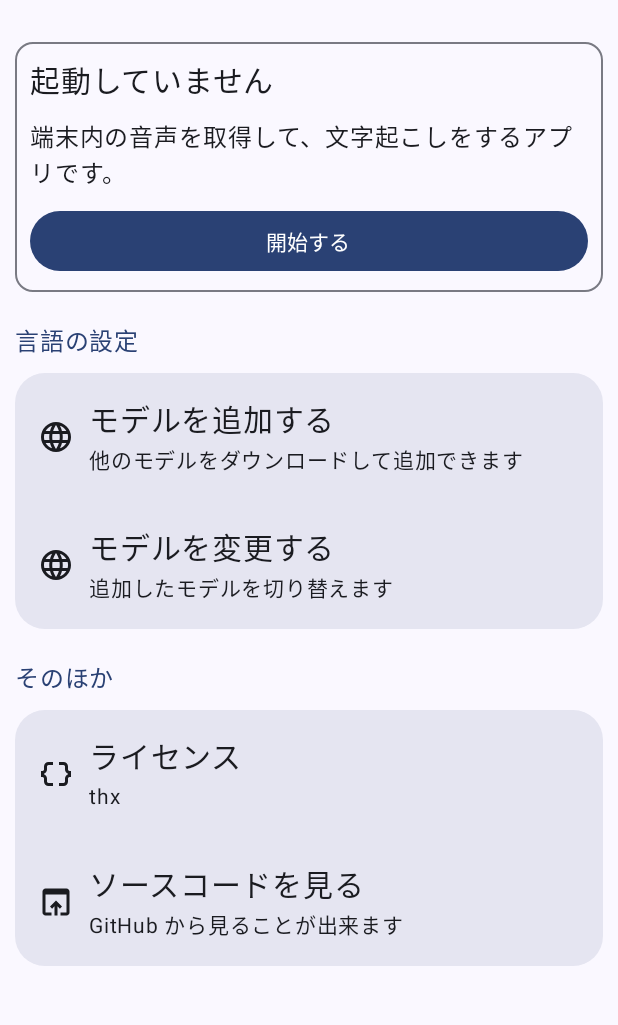
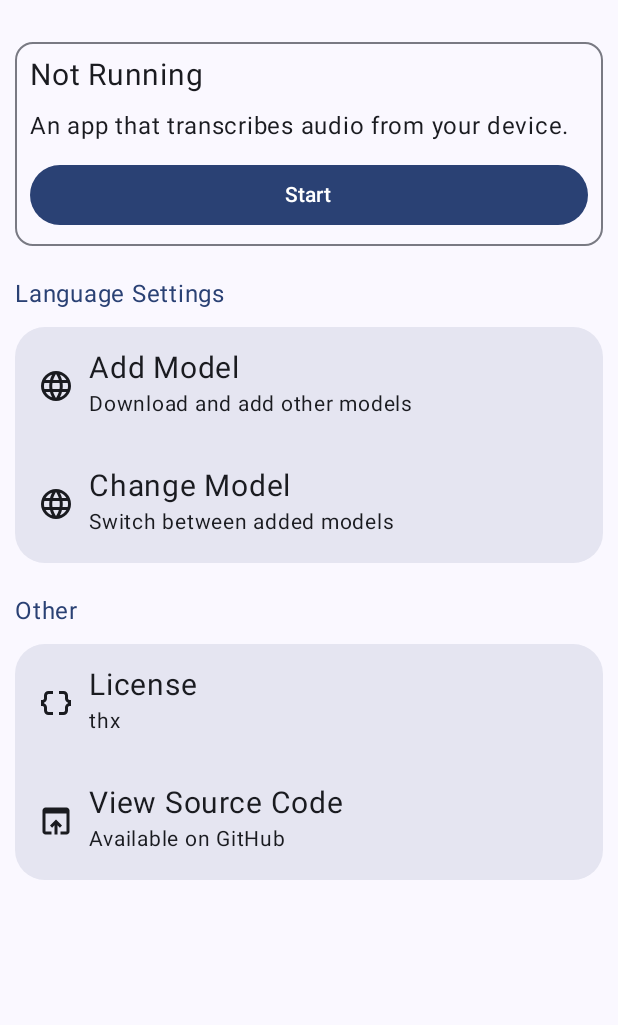
Before and after one commit to takusan23/Hiroid, an Android app built with Jetpack Compose: the HomeScreen screen opened through its navigation route, on a phone screen of 412 x 824 dp, the part 69-1094 px from its top. Run offline under Robolectric (Android 15) with nearby library versions, the phone set to English and light mode, and no system bars.

Commit message:
ろーからいず

```diff
--- a/app/build.gradle.kts
+++ b/app/build.gradle.kts
@@ -34,6 +34,9 @@ android {
     buildFeatures {
         compose = true
     }
+    androidResources {
+        generateLocaleConfig = true
+    }
 }
 
 dependencies {
--- a/app/src/main/java/io/github/takusan23/hiroid/VoskCaptionService.kt
+++ b/app/src/main/java/io/github/takusan23/hiroid/VoskCaptionService.kt
@@ -185,13 +185,13 @@ class VoskCaptionService : LifecycleService(), SavedStateRegistryOwner {
         val notificationManager = NotificationManagerCompat.from(this)
         if (notificationManager.getNotificationChannel(CHANNEL_ID) == null) {
             val channel = NotificationChannelCompat.Builder(CHANNEL_ID, NotificationManagerCompat.IMPORTANCE_LOW).apply {
-                setName("文字起こしサービス実行中")
+                setName(getString(R.string.vosk_caption_service_notification_channel_name))
             }.build()
             notificationManager.createNotificationChannel(channel)
         }
         val notification = NotificationCompat.Builder(this, CHANNEL_ID).apply {
-            setContentTitle("文字起こしサービス")
-            setContentText("端末内の音声を収集して、文字起こしをしています。")
+            setContentTitle(getString(R.string.vosk_caption_service_notification_title))
+            setContentText(getString(R.string.vosk_caption_service_notification_description))
             setSmallIcon(R.drawable.ic_launcher_foreground)
         }.build()
         ServiceCompat.startForeground(this, NOTIFICATION_ID, notification, ServiceInfo.FOREGROUND_SERVICE_TYPE_MEDIA_PROJECTION)
--- a/app/src/main/java/io/github/takusan23/hiroid/ui/screen/HomeScreen.kt
+++ b/app/src/main/java/io/github/takusan23/hiroid/ui/screen/HomeScreen.kt
@@ -82,7 +82,7 @@ fun HomeScreen(onNavigate: (Route) -> Unit) {
                     context = context,
                     inputStream = context.contentResolver.openInputStream(uri)!!
                 )
-                Toast.makeText(context, "追加しました", Toast.LENGTH_SHORT).show()
+                Toast.makeText(context, context.getString(R.string.home_screen_toast_model_added), Toast.LENGTH_SHORT).show()
             }
         }
     )
@@ -129,17 +129,17 @@ fun HomeScreen(onNavigate: (Route) -> Unit) {
                     modifier = Modifier
                         .padding(10.dp)
                         .fillMaxWidth(),
-                    title = "言語の設定"
+                    title = stringResource(R.string.home_screen_language_setting)
                 ) {
                     MenuItem(
-                        title = "モデルを追加する",
-                        description = "他のモデルをダウンロードして追加できます",
+                        title = stringResource(R.string.home_screen_menu_add_model),
+                        description = stringResource(R.string.home_screen_menu_add_model_description),
                         iconResId = R.drawable.language_24px,
                         onClick = { filePicker.launch(arrayOf("application/zip")) }
                     )
                     MenuItem(
-                        title = "モデルを変更する",
-                        description = "追加したモデルを切り替えます",
+                        title = stringResource(R.string.home_screen_menu_change_model),
+                        description = stringResource(R.string.home_screen_menu_change_model_description),
                         iconResId = R.drawable.language_24px,
                         onClick = { isShowModelBottomSheet.value = true }
                     )
@@ -151,17 +151,17 @@ fun HomeScreen(onNavigate: (Route) -> Unit) {
                     modifier = Modifier
                         .padding(10.dp)
                         .fillMaxWidth(),
-                    title = "そのほか"
+                    title = stringResource(R.string.home_screen_other)
                 ) {
                     MenuItem(
-                        title = "ライセンス",
-                        description = "thx",
+                        title = stringResource(R.string.home_screen_menu_license),
+                        description = stringResource(R.string.home_screen_menu_license_description),
                         iconResId = R.drawable.data_object_24px,
                         onClick = { onNavigate(Route.License) }
                     )
                     MenuItem(
-                        title = "ソースコードを見る",
-                        description = "GitHub から見ることが出来ます",
+                        title = stringResource(R.string.home_screen_menu_source_code),
+                        description = stringResource(R.string.home_screen_menu_source_code_description),
                         iconResId = R.drawable.open_in_browser_24px,
                         onClick = { context.startActivity(Intent(Intent.ACTION_VIEW, GitHubUrl.toUri())) }
                     )
@@ -184,24 +184,24 @@ private fun RunningCard(
         ) {
 
             Text(
-                text = if (isRunning) "実行中です" else "起動していません",
+                text = if (isRunning) stringResource(R.string.home_screen_running_card_running) else stringResource(R.string.home_screen_running_card_not_running),
                 fontSize = 20.sp
             )
-            Text(text = "端末内の音声を取得して、文字起こしをするアプリです。")
+            Text(text = stringResource(R.string.home_screen_running_card_description))
 
             if (isRunning) {
                 OutlinedButton(
                     modifier = Modifier.fillMaxWidth(),
                     onClick = onClick
                 ) {
-                    Text(text = "終了")
+                    Text(text = stringResource(R.string.home_screen_running_card_button_stop))
                 }
             } else {
                 Button(
                     modifier = Modifier.fillMaxWidth(),
                     onClick = onClick
                 ) {
-                    Text(text = "開始する")
+                    Text(text = stringResource(R.string.home_screen_running_card_button_start))
                 }
             }
         }
--- a/app/src/main/java/io/github/takusan23/hiroid/ui/screen/LicenseScreen.kt
+++ b/app/src/main/java/io/github/takusan23/hiroid/ui/screen/LicenseScreen.kt
@@ -12,15 +12,17 @@ import androidx.compose.material3.Text
 import androidx.compose.material3.TopAppBar
 import androidx.compose.runtime.Composable
 import androidx.compose.ui.Modifier
+import androidx.compose.ui.res.stringResource
 import androidx.compose.ui.unit.dp
 import androidx.compose.ui.unit.sp
+import io.github.takusan23.hiroid.R
 
 @OptIn(ExperimentalMaterial3Api::class)
 @Composable
 fun LicenseScreen() {
     Scaffold(
         topBar = {
-            TopAppBar(title = { Text(text = "ライセンス") })
+            TopAppBar(title = { Text(text = stringResource(R.string.lisence_screen_title)) })
         }
     ) { innerPadding ->
         LazyColumn(contentPadding = innerPadding) {
--- a/app/src/main/java/io/github/takusan23/hiroid/ui/screen/SetupScreen.kt
+++ b/app/src/main/java/io/github/takusan23/hiroid/ui/screen/SetupScreen.kt
@@ -34,6 +34,7 @@ import androidx.compose.ui.Alignment
 import androidx.compose.ui.Modifier
 import androidx.compose.ui.platform.LocalContext
 import androidx.compose.ui.res.painterResource
+import androidx.compose.ui.res.stringResource
 import androidx.compose.ui.unit.dp
 import androidx.compose.ui.unit.sp
 import androidx.core.net.toUri
@@ -53,7 +54,7 @@ fun SetupScreen(onComplete: () -> Unit) {
 
     Scaffold(
         topBar = {
-            TopAppBar(title = { Text(text = "初期設定") })
+            TopAppBar(title = { Text(text = stringResource(R.string.setup_screen_title)) })
         }
     ) { innerPadding ->
         LazyColumn(contentPadding = innerPadding) {
@@ -88,7 +89,7 @@ fun SetupScreen(onComplete: () -> Unit) {
                         enabled = isAllPermissionGranted.value && isPreparedModel.value,
                         onClick = onComplete
                     ) {
-                        Text(text = "はじめる")
+                        Text(text = stringResource(R.string.setup_button_start))
                     }
                 }
             }
@@ -109,7 +110,7 @@ private fun VoskModelCard(
 
     // onComplete を呼ぶ
     LaunchedEffect(key1 = Unit) {
-        snapshotFlow { isPreparedModel.value }.first { it /* == true */ }
+        snapshotFlow { isPreparedModel.value }.first { it }
         onComplete()
     }
 
@@ -136,11 +137,11 @@ private fun VoskModelCard(
         ) {
 
             Text(
-                text = "音声認識のモデルをダウンロードしてください",
+                text = stringResource(R.string.setup_button_vosk_model_card_title),
                 fontSize = 20.sp
             )
             Text(
-                text = "ブラウザを開き、使いたい言語のモデルをダウンロードしてください。ダウンロードしたらボタンを押して、ダウンロードしたモデルの zip を選んでください。"
+                text = stringResource(R.string.setup_button_vosk_model_card_description)
             )
 
             OutlinedButton(onClick = { context.startActivity(Intent(Intent.ACTION_VIEW, ModelDownloadLink.toUri())) }) {
@@ -149,10 +150,10 @@ private fun VoskModelCard(
                     contentDescription = null
                 )
                 Spacer(modifier = Modifier.width(ButtonDefaults.IconSpacing))
-                Text(text = "ブラウザを開く")
+                Text(text = stringResource(R.string.setup_button_vosk_model_button_open_browser))
             }
             Button(onClick = { filePicker.launch(arrayOf("application/zip")) }) {
-                Text(text = "ダウンロードしたモデルを選ぶ")
+                Text(text = stringResource(R.string.setup_button_vosk_model_button_select_model))
             }
 
             if (isProgress.value) {
@@ -173,8 +174,8 @@ private fun PermissionCard(
 
     // onComplete を呼ぶ
     LaunchedEffect(key1 = Unit) {
-        snapshotFlow { isRecordGranted.value }.first { it /* == true */ }
-        snapshotFlow { isOverlayWindowGranted.value }.first { it /* == true */ }
+        snapshotFlow { isRecordGranted.value }.first { it }
+        snapshotFlow { isOverlayWindowGranted.value }.first { it }
         onComplete()
     }
 
@@ -194,11 +195,11 @@ private fun PermissionCard(
         ) {
 
             Text(
-                text = "必要な権限の付与",
+                text = stringResource(R.string.setup_screen_permission_card_title),
                 fontSize = 20.sp
             )
             Text(
-                text = "このアプリでは、端末内で再生されている音声の取得のために、録音権限が必要です。また、画面の上に字幕を表示するため、オーバーレイ権限も必要です。"
+                text = stringResource(R.string.setup_button_permission_card_description)
             )
 
             Row(verticalAlignment = Alignment.CenterVertically) {
@@ -211,7 +212,7 @@ private fun PermissionCard(
                 }
                 Spacer(modifier = Modifier.width(ButtonDefaults.IconSpacing))
                 Button(onClick = { permissionRequest.launch(android.Manifest.permission.RECORD_AUDIO) }) {
-                    Text(text = "録音権限の取得")
+                    Text(text = stringResource(R.string.setup_button_permission_button_record))
                 }
             }
 
@@ -225,7 +226,7 @@ private fun PermissionCard(
                 }
                 Spacer(modifier = Modifier.width(ButtonDefaults.IconSpacing))
                 Button(onClick = { overlaySetting.launch(Intent(Settings.ACTION_MANAGE_OVERLAY_PERMISSION)) }) {
-                    Text(text = "オーバーレイ権限")
+                    Text(text = stringResource(R.string.setup_button_permission_button_overlay))
                 }
             }
         }
--- /dev/null
+++ b/app/src/main/res/resources.properties
@@ -0,0 +1 @@
+unqualifiedResLocale=en-US
--- a/app/src/main/res/values/strings.xml
+++ b/app/src/main/res/values/strings.xml
@@ -1,3 +1,33 @@
 <resources>
     <string name="app_name">Hiroid</string>
+    <string name="setup_screen_title">Initial Setup</string>
+    <string name="setup_button_start">Start</string>
+    <string name="setup_button_vosk_model_card_title">Download Speech Recognition Model</string>
+    <string name="setup_button_vosk_model_card_description">Open the browser and download the model for the language you want to use. After downloading, press the button and select the downloaded model zip file.</string>
+    <string name="setup_button_vosk_model_button_open_browser">Open Browser</string>
+    <string name="setup_button_vosk_model_button_select_model">Select Downloaded Model</string>
+    <string name="setup_screen_permission_card_title">Grant Necessary Permissions</string>
+    <string name="setup_button_permission_card_description">This app requires microphone permission to capture audio being played on the device. It also needs overlay permission to display subtitles on top of the screen.</string>
+    <string name="setup_button_permission_button_record">Get Microphone Permission</string>
+    <string name="setup_button_permission_button_overlay">Overlay Permission</string>
+    <string name="home_screen_running_card_running">Running</string>
+    <string name="home_screen_running_card_not_running">Not Running</string>
+    <string name="home_screen_running_card_description">An app that transcribes audio from your device.</string>
+    <string name="home_screen_running_card_button_stop">Stop</string>
+    <string name="home_screen_running_card_button_start">Start</string>
+    <string name="home_screen_language_setting">Language Settings</string>
+    <string name="home_screen_menu_add_model">Add Model</string>
+    <string name="home_screen_menu_add_model_description">Download and add other models</string>
+    <string name="home_screen_menu_change_model">Change Model</string>
+    <string name="home_screen_menu_change_model_description">Switch between added models</string>
+    <string name="home_screen_other">Other</string>
+    <string name="home_screen_menu_license">License</string>
+    <string name="home_screen_menu_license_description">thx</string>
+    <string name="home_screen_menu_source_code">View Source Code</string>
+    <string name="home_screen_menu_source_code_description">Available on GitHub</string>
+    <string name="home_screen_toast_model_added">Added</string>
+    <string name="lisence_screen_title">License</string>
+    <string name="vosk_caption_service_notification_channel_name">Transcription service running</string>
+    <string name="vosk_caption_service_notification_title">Transcription service</string>
+    <string name="vosk_caption_service_notification_description">Audio on the device is being collected and transcribed.</string>
 </resources>
```
Also changed, not shown: 1 other file.
